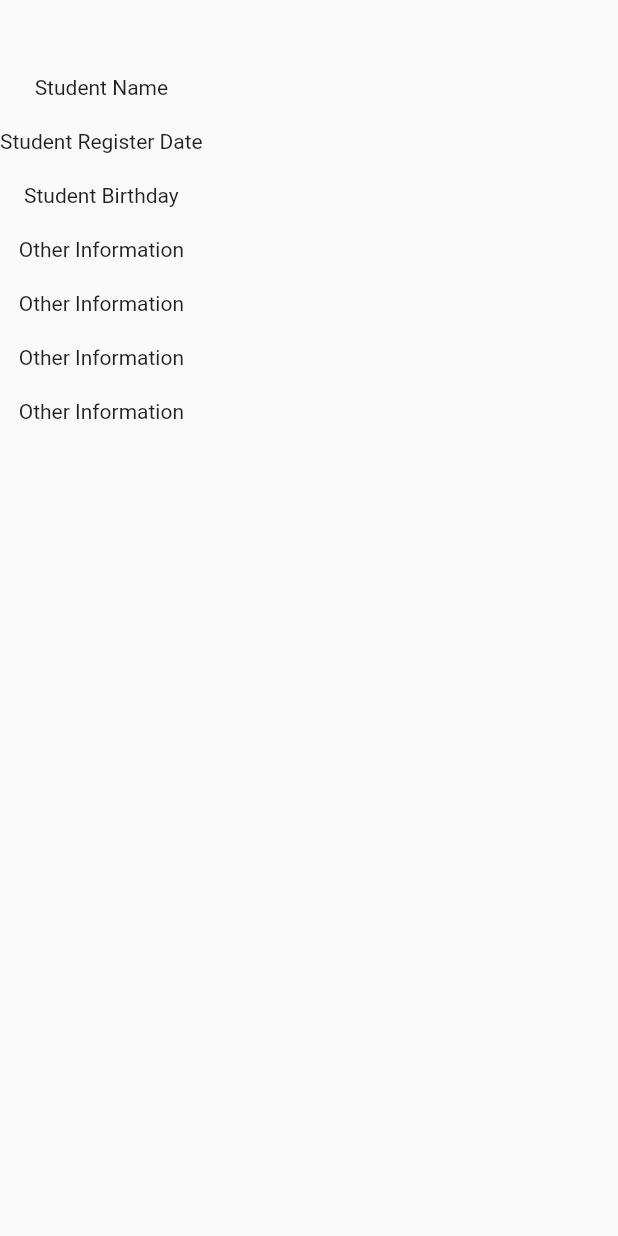
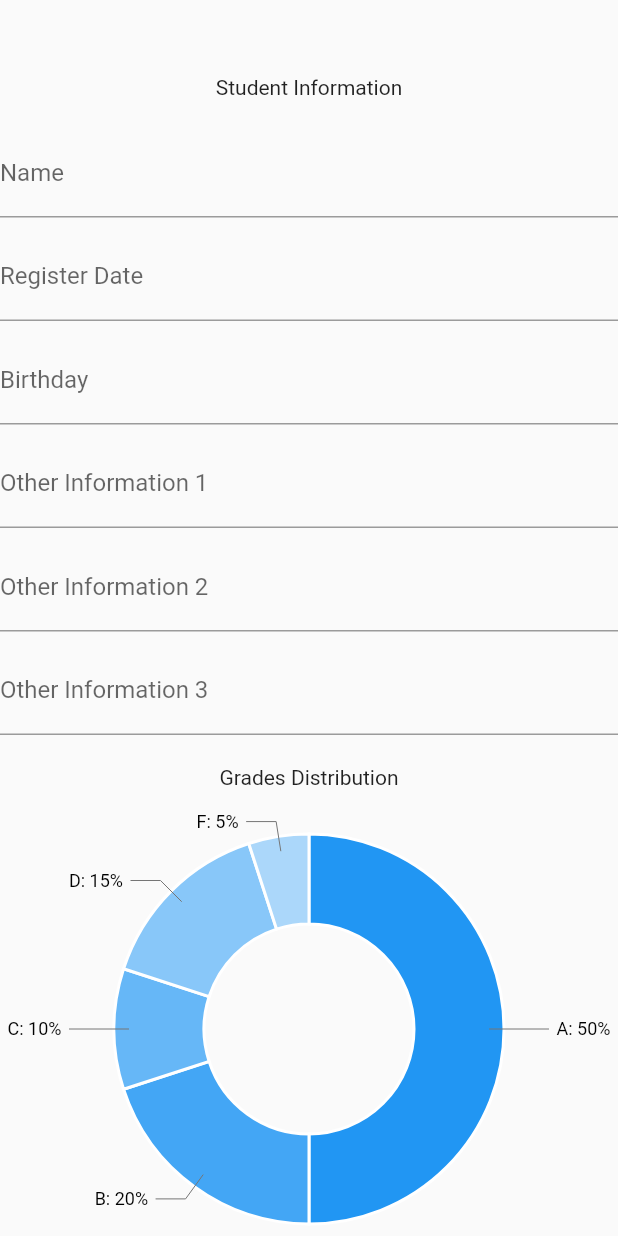
Before and after one commit to msasankaweerarathna/E-SR-Manager-For-Schools, a Flutter app: the StudentInformation widget shown alone on an empty page, opened directly, on a phone screen of 412 x 824 dp. Run offline on Flutter 3.47's test engine with Material 2 defaults, Android fonts, the phone set to English and light mode, and no system bars; our stand-ins replace charts_flutter, syncfusion_flutter_calendar, syncfusion_flutter_charts.

Commit message:
Add Students information and Pie chart

```diff
--- a/lib/screens/dashboard/pages/student_attendance.dart
+++ b/lib/screens/dashboard/pages/student_attendance.dart
@@ -1,5 +1,4 @@
 import 'package:flutter/material.dart';
-import 'package:flutter/src/widgets/framework.dart';
 import 'package:flutter/src/widgets/placeholder.dart';
 import 'package:syncfusion_flutter_calendar/calendar.dart';
 
--- a/lib/screens/dashboard/pages/student_information.dart
+++ b/lib/screens/dashboard/pages/student_information.dart
@@ -1,15 +1,37 @@
 import 'package:flutter/material.dart';
-import 'package:flutter/src/widgets/framework.dart';
-import 'package:flutter/src/widgets/placeholder.dart';
+import 'package:charts_flutter/flutter.dart' as charts;
 
 class StudentInformation extends StatefulWidget {
-  const StudentInformation({super.key});
+  const StudentInformation({super.key, Key?});
 
   @override
   State<StudentInformation> createState() => _StudentInformationState();
 }
 
 class _StudentInformationState extends State<StudentInformation> {
+  late TextEditingController _nameController;
+  late TextEditingController _registerDateController;
+  late TextEditingController _birthdayController;
+  late TextEditingController _otherInfo1Controller;
+  late TextEditingController _otherInfo2Controller;
+  late TextEditingController _otherInfo3Controller;
+  late List<charts.Series> _chartData;
+
+  @override
+  void initState() {
+    super.initState();
+    _nameController = TextEditingController();
+    _registerDateController = TextEditingController();
+    _birthdayController = TextEditingController();
+    _otherInfo1Controller = TextEditingController();
+    _otherInfo2Controller = TextEditingController();
+    _otherInfo3Controller = TextEditingController();
+    _chartData = [      charts.Series(        domainFn: (data, _) => data.label,        measureFn: (data, _) => data.value,        id: 'Grades',        data: [          _GradeData('A', 50),          _GradeData('B', 20),          _GradeData('C', 10),          _GradeData('D', 15),          _GradeData('F', 5),        ],
+        labelAccessorFn: (data, _) => '${data.label}: ${data.value}%',
+      ),
+    ];
+  }
+
   @override
   Widget build(BuildContext context) {
     return SingleChildScrollView(
@@ -18,36 +40,93 @@ class _StudentInformationState extends State<StudentInformation> {
           SizedBox(
             height: 50,
           ),
-          Text('Student Name'),
+          Text('Student Information'),
           SizedBox(
             height: 20,
           ),
-          Text('Student Register Date'),
+          TextFormField(
+            controller: _nameController,
+            decoration: InputDecoration(
+              labelText: 'Name',
+            ),
+          ),
+          SizedBox(
+            height: 10,
+          ),
+          TextFormField(
+            controller: _registerDateController,
+            decoration: InputDecoration(
+              labelText: 'Register Date',
+            ),
+          ),
+          SizedBox(
+            height: 10,
+          ),
+          TextFormField(
+            controller: _birthdayController,
+            decoration: InputDecoration(
+              labelText: 'Birthday',
+            ),
+          ),
+          SizedBox(
+            height: 10,
+          ),
+          TextFormField(
+            controller: _otherInfo1Controller,
+            decoration: InputDecoration(
+              labelText: 'Other Information 1',
+            ),
+          ),
+          SizedBox(
+            height: 10,
+          ),
+          TextFormField(
+            controller: _otherInfo2Controller,
+            decoration: InputDecoration(
+              labelText: 'Other Information 2',
+            ),
+          ),
+          SizedBox(
+            height: 10,
+          ),
+          TextFormField(
+            controller: _otherInfo3Controller,
+            decoration: InputDecoration(
+              labelText: 'Other Information 3',
+            ),
+          ),
           SizedBox(
             height: 20,
           ),
-          Text('Student Birthday'),
+          Text('Grades Distribution'),
           SizedBox(
-            height: 20,
+            height: 10,
           ),
-          Text('Other Information'),
-          SizedBox(
-            height: 20,
-          ),
-          Text('Other Information'),
-          SizedBox(
-            height: 20,
-          ),
-          Text('Other Information'),
-          SizedBox(
-            height: 20,
-          ),
-          Text('Other Information'),
-          SizedBox(
-            height: 20,
+          Container(
+            height: 300,
+            child: charts.PieChart(
+              _chartData,
+              animate: true,
+              animationDuration: Duration(milliseconds: 500),
+              defaultRenderer: charts.ArcRendererConfig(
+                arcWidth: 60,
+                arcRendererDecorators: [
+                  charts.ArcLabelDecorator(
+                    labelPosition: charts.ArcLabelPosition.outside,
+                  ),
+                ],
+              ),
+            ),
           ),
         ],
       ),
     );
   }
 }
+
+class _GradeData {
+  final String label;
+  final int value;
+
+  _GradeData(this.label, this.value);
+}
```
